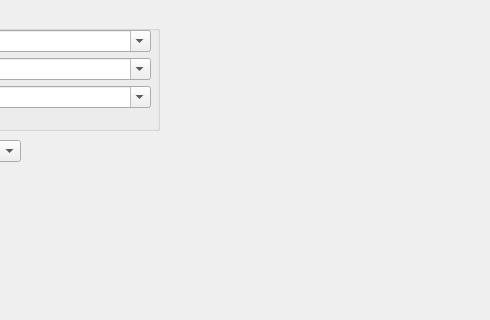
Qt form dw_insert.ui (JonyN5/Engine-Design-Photos) before a commit; both pictures show x 150 to 640 and y 0 to 320 of the 640 by 480 pixel window.
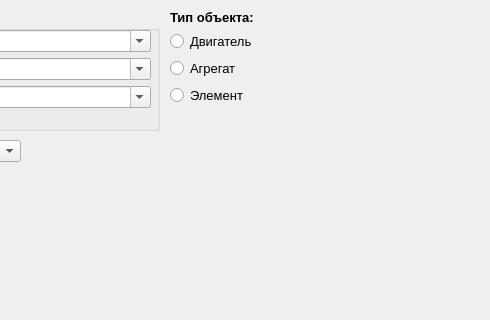
The same form after that commit.

Commit message: Make insert, but need some fix

Patch:
```diff
--- a/dw_insert.ui
+++ b/dw_insert.ui
@@ -193,6 +193,72 @@
     </item>
    </layout>
   </widget>
+  <widget class="QWidget" name="layoutWidget">
+   <property name="geometry">
+    <rect>
+     <x>320</x>
+     <y>10</y>
+     <width>141</width>
+     <height>96</height>
+    </rect>
+   </property>
+   <layout class="QVBoxLayout" name="verticalLayout_3">
+    <item>
+     <widget class="QLabel" name="label_5">
+      <property name="font">
+       <font>
+        <family>Arial</family>
+        <pointsize>10</pointsize>
+        <weight>75</weight>
+        <bold>true</bold>
+       </font>
+      </property>
+      <property name="text">
+       <string>Тип объекта:</string>
+      </property>
+     </widget>
+    </item>
+    <item>
+     <widget class="QRadioButton" name="rB_engine">
+      <property name="font">
+       <font>
+        <family>Arial</family>
+        <pointsize>10</pointsize>
+       </font>
+      </property>
+      <property name="text">
+       <string>Двигатель</string>
+      </property>
+     </widget>
+    </item>
+    <item>
+     <widget class="QRadioButton" name="rB_aggregate">
+      <property name="font">
+       <font>
+        <family>Arial</family>
+        <pointsize>10</pointsize>
+       </font>
+      </property>
+      <property name="text">
+       <string>Агрегат</string>
+      </property>
+     </widget>
+    </item>
+    <item>
+     <widget class="QRadioButton" name="rB_unit">
+      <property name="font">
+       <font>
+        <family>Arial</family>
+        <pointsize>10</pointsize>
+       </font>
+      </property>
+      <property name="text">
+       <string>Элемент</string>
+      </property>
+     </widget>
+    </item>
+   </layout>
+  </widget>
  </widget>
  <resources/>
  <connections/>
```
Left out of the diff: 8 changed lines with no effect on the pictures. The commit also changes 9 other files.
